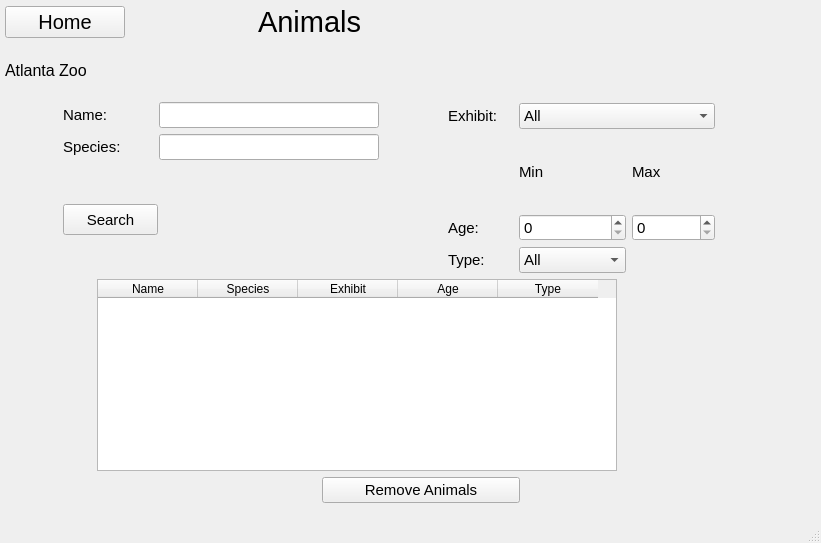
jxzhou131/CS-4400-Atlanta-Zoo-Database, file ui/adminviewanimals.ui: the form before one commit.
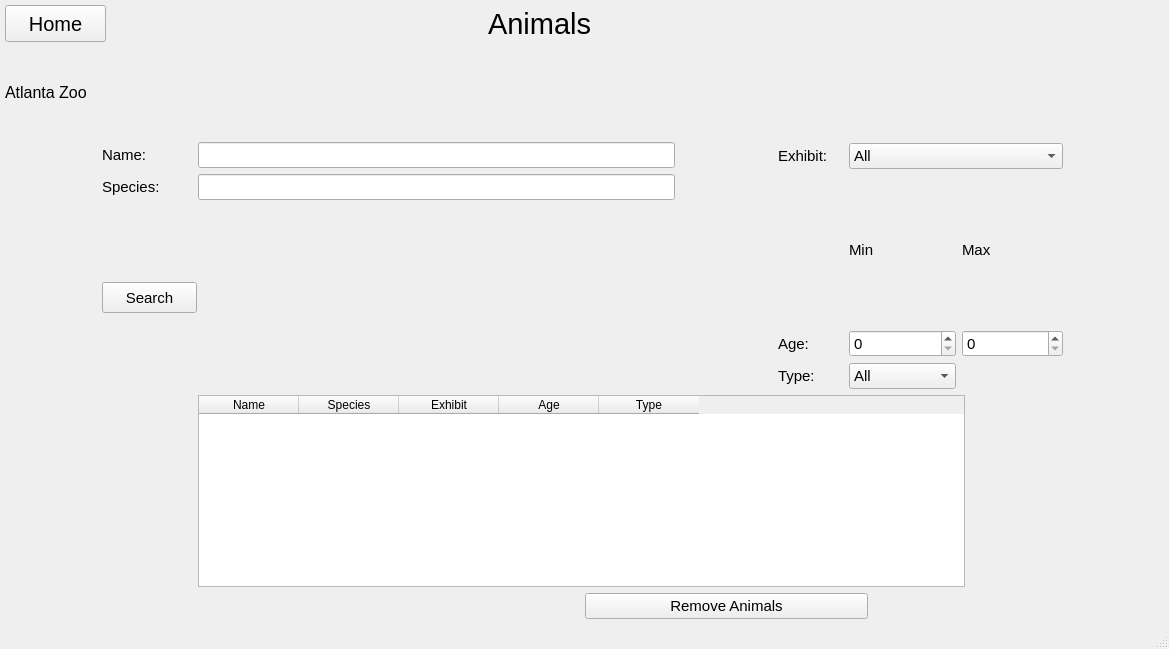
The form after the commit.

Patch:
```diff
--- a/ui/adminviewanimals.ui
+++ b/ui/adminviewanimals.ui
@@ -6,26 +6,32 @@
    <rect>
     <x>0</x>
     <y>0</y>
-    <width>821</width>
-    <height>543</height>
+    <width>1169</width>
+    <height>649</height>
    </rect>
   </property>
   <property name="windowTitle">
    <string>MainWindow</string>
   </property>
   <widget class="QWidget" name="centralwidget">
-   <widget class="QWidget" name="">
+   <widget class="QWidget" name="layoutWidget">
     <property name="geometry">
      <rect>
       <x>5</x>
       <y>5</y>
-      <width>807</width>
-      <height>498</height>
+      <width>1155</width>
+      <height>614</height>
      </rect>
     </property>
     <layout class="QGridLayout" name="gridLayout_3">
      <item row="0" column="0" colspan="3">
       <widget class="QPushButton" name="Home">
+       <property name="maximumSize">
+        <size>
+         <width>101</width>
+         <height>37</height>
+        </size>
+       </property>
        <property name="font">
         <font>
          <family>MS Sans Serif</family>
```
